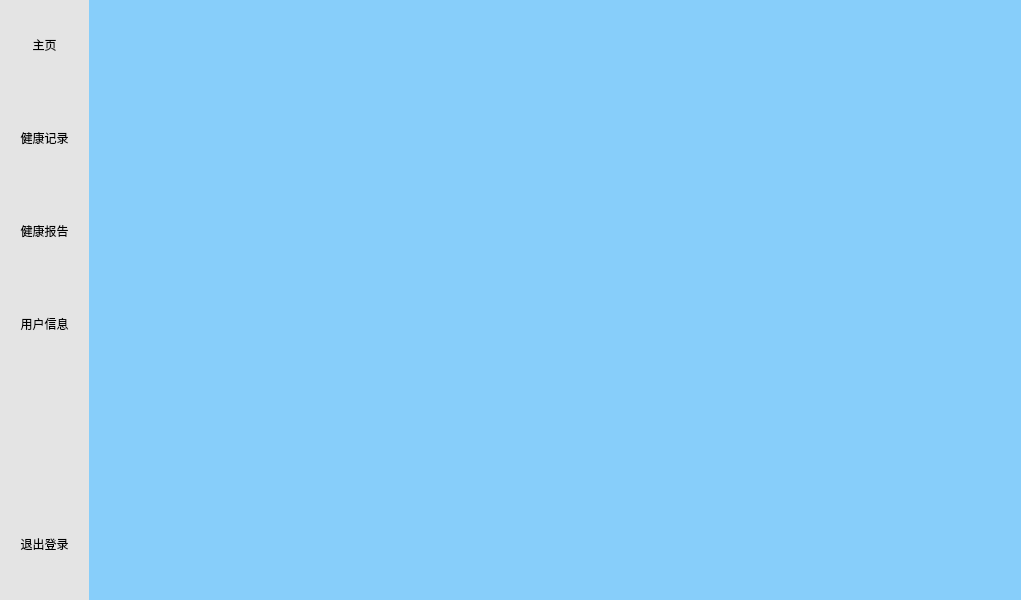
Qt form STM32Smart_home_health/Smart_home_health_Qt/Smart_health/widget.ui (heart321/STM32Smart_home_health) before a commit.
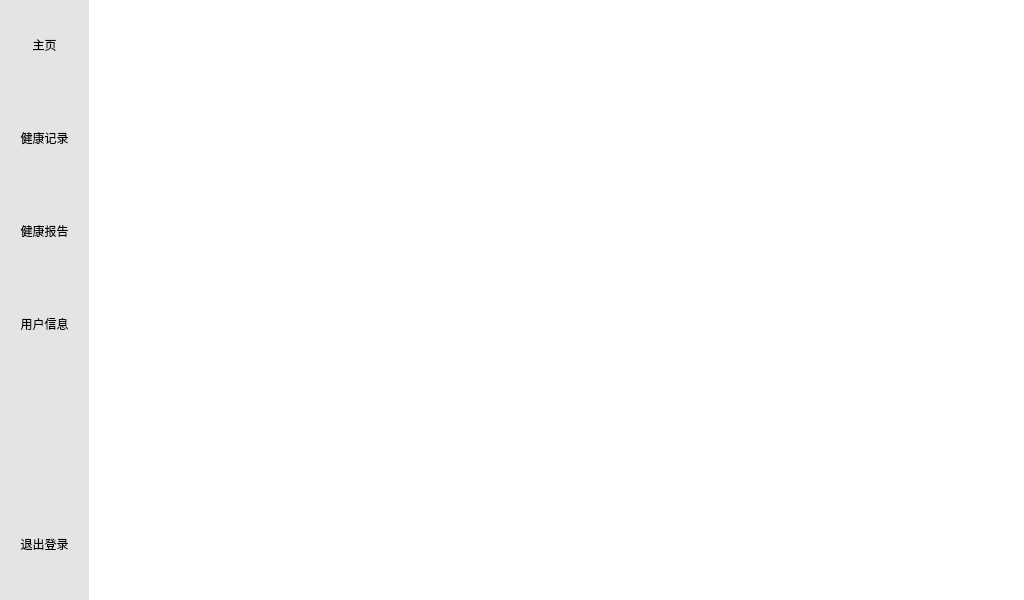
The same form after that commit. Icons and pictures are not drawn.

```diff
--- a/STM32Smart_home_health/Smart_home_health_Qt/Smart_health/widget.ui
+++ b/STM32Smart_home_health/Smart_home_health_Qt/Smart_health/widget.ui
@@ -28,7 +28,7 @@
   <property name="styleSheet">
    <string notr="true">background-color: rgb(255, 255, 255);</string>
   </property>
-  <widget class="QWidget" name="">
+  <widget class="QWidget" name="layoutWidget">
    <property name="geometry">
     <rect>
      <x>0</x>
@@ -346,7 +346,14 @@
     <item row="0" column="1">
      <widget class="QStackedWidget" name="stackedWidget">
       <property name="styleSheet">
-       <string notr="true">background-color: rgb(135,206,250);</string>
+       <string notr="true">/*background-color: rgb(135,206,250);*/
+QWidget {
+        background: qlineargradient(
+            spread:pad, x1:0, y1:0, x2:1, y2:1,
+            stop:0 #3498db,  /* 左上角 - 蓝色 */
+            stop:1 #ffffff   /* 右下角 - 白色 */
+        );
+}</string>
       </property>
       <widget class="QWidget" name="page"/>
      </widget>
```
Left out of the diff: 12 changed lines with no effect on the pictures.
